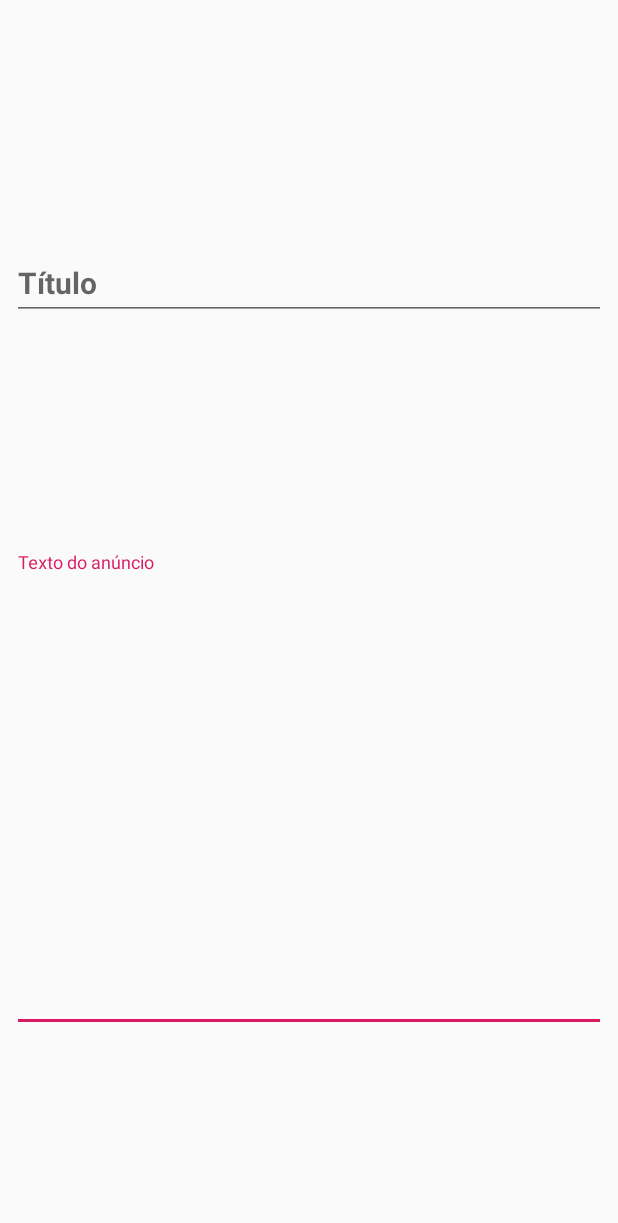
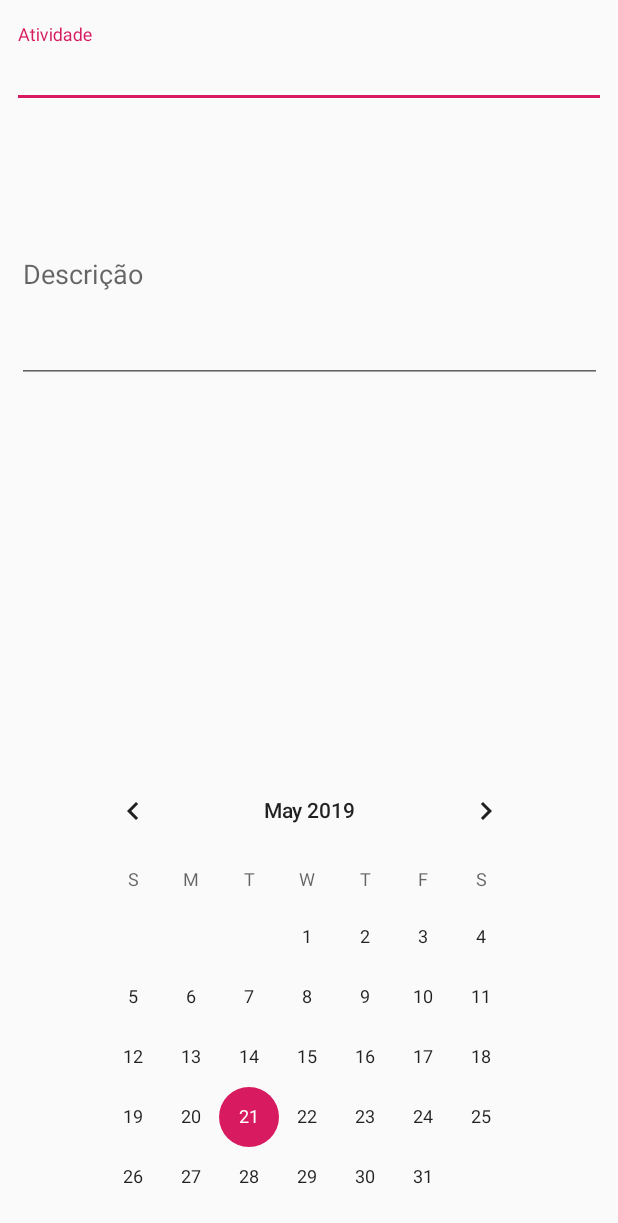
Before and after one commit to jcoelh0/IHC-AEEB, an Android app: the layout activity_anuncios_add.xml on its own in the app's theme, with its tools: preview values and no code run, on a phone screen of 412 x 824 dp. Shown: the top 1223 px of the screen. Run offline under Robolectric (Android 15) with nearby library versions, the phone set to English and light mode, and no system bars.

Commit message:
update activity_main and user variable and activity_anuncios
user variable ('tipoUsuario') sets a flag that can be used in other activities

```diff
--- a/app/src/main/res/layout/activity_anuncios_add.xml
+++ b/app/src/main/res/layout/activity_anuncios_add.xml
@@ -8,45 +8,46 @@
     tools:layout_editor_absoluteY="81dp">
 
     <android.support.design.widget.TextInputLayout
-        android:id="@+id/textInputLayout"
-        android:layout_width="match_parent"
+        android:id="@+id/textInputLayout1"
+        android:layout_width="0dp"
         android:layout_height="wrap_content"
         android:layout_marginStart="8dp"
+        android:layout_marginTop="16dp"
         android:layout_marginEnd="8dp"
-        android:layout_marginBottom="136dp"
-        app:layout_constraintBottom_toBottomOf="parent"
-        app:layout_constraintEnd_toEndOf="parent"
-        app:layout_constraintHorizontal_bias="0.0"
-        app:layout_constraintStart_toStartOf="parent">
-
-        <android.support.design.widget.TextInputEditText
-            android:layout_width="match_parent"
-            android:layout_height="309dp"
-            android:hint="@string/texto_anuncio"
-            android:inputType="textLongMessage"
-            android:textAlignment="textStart" />
-    </android.support.design.widget.TextInputLayout>
-
-    <android.support.design.widget.TextInputLayout
-        android:id="@+id/textInputLayout2"
-        android:layout_width="match_parent"
-        android:layout_height="wrap_content"
-        android:layout_marginStart="8dp"
-        android:layout_marginTop="8dp"
-        android:layout_marginEnd="8dp"
-        android:layout_marginBottom="8dp"
-        app:layout_constraintBottom_toTopOf="@+id/textInputLayout"
+        android:layout_marginBottom="29dp"
+        app:layout_constraintBottom_toTopOf="@+id/textInputLayout2"
         app:layout_constraintEnd_toEndOf="parent"
         app:layout_constraintStart_toStartOf="parent"
         app:layout_constraintTop_toTopOf="parent">
 
         <android.support.design.widget.TextInputEditText
-            android:id="@+id/textInputEditText"
             android:layout_width="match_parent"
             android:layout_height="wrap_content"
-            android:hint="@string/titulo"
-            android:textSize="20sp"
-            android:textStyle="bold" />
+            android:hint="@string/atividade" />
     </android.support.design.widget.TextInputLayout>
 
+    <android.support.design.widget.TextInputLayout
+        android:id="@+id/textInputLayout2"
+        android:layout_width="390dp"
+        android:layout_height="0dp"
+        android:layout_marginBottom="341dp"
+        app:layout_constraintBottom_toBottomOf="parent"
+        app:layout_constraintEnd_toEndOf="parent"
+        app:layout_constraintStart_toStartOf="parent"
+        app:layout_constraintTop_toBottomOf="@+id/textInputLayout1">
+
+        <android.support.design.widget.TextInputEditText
+            android:layout_width="match_parent"
+            android:layout_height="143dp"
+            android:hint="@string/descri_o" />
+    </android.support.design.widget.TextInputLayout>
+
+    <CalendarView
+        android:id="@+id/calendarView1"
+        android:layout_width="314dp"
+        android:layout_height="301dp"
+        android:layout_marginBottom="16dp"
+        app:layout_constraintBottom_toBottomOf="parent"
+        app:layout_constraintEnd_toEndOf="parent"
+        app:layout_constraintStart_toStartOf="parent" />
 </android.support.constraint.ConstraintLayout>
--- a/app/src/main/res/layout/activity_main.xml
+++ b/app/src/main/res/layout/activity_main.xml
@@ -149,7 +149,7 @@
         app:layout_constraintStart_toStartOf="parent"
         app:layout_constraintTop_toTopOf="parent"
         app:layout_constraintVertical_bias="0.633"
-        tools:text="Ana Marisa Rondao" />
+        tools:text="textview" />
 
     <Switch
         android:id="@+id/switch1"
--- a/app/src/main/res/values/strings.xml
+++ b/app/src/main/res/values/strings.xml
@@ -14,10 +14,10 @@
     <string name="todo">TODO</string>
     <string name="settings">Settings</string>
     <string name="about">About</string>
-    <string name="textview">TextView</string>
+    <string name="textview">Aluno: Ana Marisa Rondão</string>
     <string name="button0">Definições</string>
     <string name="voltar">Voltar</string>
-    <string name="pai_professor">Pai/Professor</string>
+    <string name="pai_professor">Aluno/Professor</string>
     <string name="title_activity_atividades_extracur">Atividades Extracurriculares</string>
     <string name="atual">Atual</string>
     <string name="passado">Passado</string>
@@ -28,4 +28,6 @@
     <string name="certo">certo</string>
     <string name="Atividade">atividade</string>
     <string name="descriçao">Descrição</string>
+    <string name="descri_o">Descrição</string>
+    <string name="atividade">Atividade</string>
 </resources>
```
Also changed, not shown: app/src/main/java/com/example/myapplication/Anuncios.java (+15 -0 lines), app/src/main/java/com/example/myapplication/MainActivity.java (+34 -26 lines), app/src/main/java/com/example/myapplication/anuncios_add.java (+10 -0 lines), app/src/main/res/layout/activity_atividades_extracur__add.xml (+6 -6 lines).
